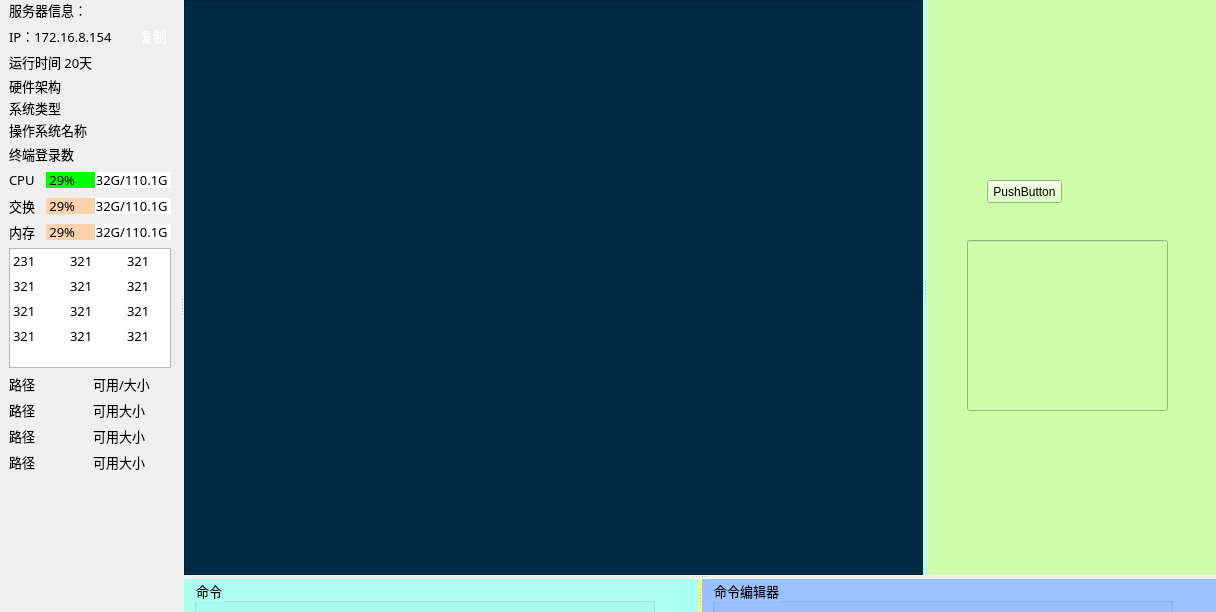
Qt form sshwidget.ui (HuaGouFdog/Fdog-Kit) before a commit.
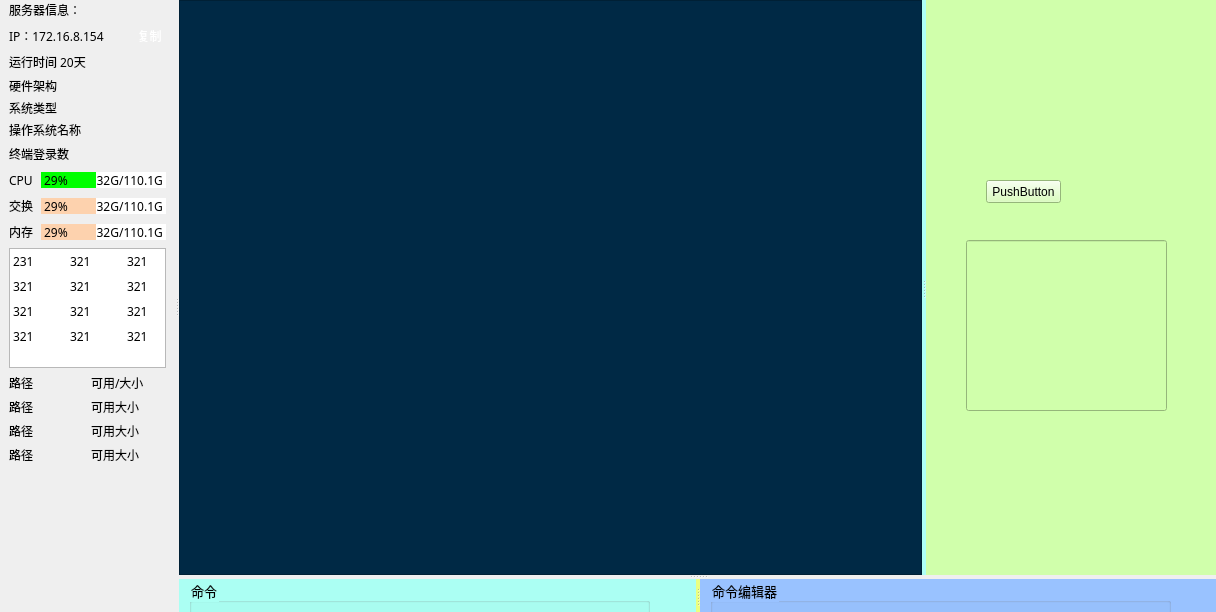
The same form after that commit.

```diff
--- a/sshwidget.ui
+++ b/sshwidget.ui
@@ -37,13 +37,13 @@
      <widget class="QWidget" name="widget" native="true">
       <property name="minimumSize">
        <size>
-        <width>180</width>
+        <width>175</width>
         <height>0</height>
        </size>
       </property>
       <property name="maximumSize">
        <size>
-        <width>180</width>
+        <width>175</width>
         <height>16777215</height>
        </size>
       </property>
@@ -99,7 +99,7 @@
             <property name="font">
              <font>
               <family>OPPOSans B</family>
-              <pointsize>10</pointsize>
+              <pointsize>9</pointsize>
               <stylestrategy>PreferAntialias</stylestrategy>
              </font>
             </property>
@@ -146,7 +146,7 @@
             <property name="font">
              <font>
               <family>OPPOSans B</family>
-              <pointsize>10</pointsize>
+              <pointsize>9</pointsize>
               <stylestrategy>PreferAntialias</stylestrategy>
              </font>
             </property>
@@ -160,7 +160,7 @@
             <property name="font">
              <font>
               <family>OPPOSans B</family>
-              <pointsize>10</pointsize>
+              <pointsize>9</pointsize>
               <stylestrategy>PreferAntialias</stylestrategy>
              </font>
             </property>
@@ -231,7 +231,7 @@
             <property name="font">
              <font>
               <family>OPPOSans B</family>
-              <pointsize>10</pointsize>
+              <pointsize>9</pointsize>
               <stylestrategy>PreferAntialias</stylestrategy>
              </font>
             </property>
@@ -275,7 +275,7 @@
             <property name="font">
              <font>
               <family>OPPOSans B</family>
-              <pointsize>10</pointsize>
+              <pointsize>9</pointsize>
               <stylestrategy>PreferAntialias</stylestrategy>
              </font>
             </property>
@@ -289,7 +289,7 @@
             <property name="font">
              <font>
               <family>OPPOSans B</family>
-              <pointsize>10</pointsize>
+              <pointsize>9</pointsize>
               <stylestrategy>PreferAntialias</stylestrategy>
              </font>
             </property>
@@ -303,7 +303,7 @@
             <property name="font">
              <font>
               <family>OPPOSans B</family>
-              <pointsize>10</pointsize>
+              <pointsize>9</pointsize>
               <stylestrategy>PreferAntialias</stylestrategy>
              </font>
             </property>
@@ -350,7 +350,7 @@
             <property name="font">
              <font>
               <family>OPPOSans B</family>
-              <pointsize>10</pointsize>
+              <pointsize>9</pointsize>
               <stylestrategy>PreferAntialias</stylestrategy>
              </font>
             </property>
@@ -400,7 +400,7 @@
             <property name="font">
              <font>
               <family>OPPOSans B</family>
-              <pointsize>10</pointsize>
+              <pointsize>9</pointsize>
               <stylestrategy>PreferAntialias</stylestrategy>
              </font>
             </property>
@@ -474,7 +474,7 @@
                   <property name="font">
                    <font>
                     <family>OPPOSans B</family>
-                    <pointsize>10</pointsize>
+                    <pointsize>9</pointsize>
                     <stylestrategy>PreferAntialias</stylestrategy>
                    </font>
                   </property>
@@ -522,7 +522,7 @@
                   <property name="font">
                    <font>
                     <family>OPPOSans B</family>
-                    <pointsize>10</pointsize>
+                    <pointsize>9</pointsize>
                     <stylestrategy>PreferAntialias</stylestrategy>
                    </font>
                   </property>
@@ -584,7 +584,7 @@
             <property name="font">
              <font>
               <family>OPPOSans B</family>
-              <pointsize>10</pointsize>
+              <pointsize>9</pointsize>
               <stylestrategy>PreferAntialias</stylestrategy>
              </font>
             </property>
@@ -658,7 +658,7 @@
                   <property name="font">
                    <font>
                     <family>OPPOSans B</family>
-                    <pointsize>10</pointsize>
+                    <pointsize>9</pointsize>
                     <stylestrategy>PreferAntialias</stylestrategy>
                    </font>
                   </property>
@@ -699,7 +699,7 @@
                   <property name="font">
                    <font>
                     <family>OPPOSans B</family>
-                    <pointsize>10</pointsize>
+                    <pointsize>9</pointsize>
                     <stylestrategy>PreferAntialias</stylestrategy>
                    </font>
                   </property>
@@ -761,7 +761,7 @@
             <property name="font">
              <font>
               <family>OPPOSans B</family>
-              <pointsize>10</pointsize>
+              <pointsize>9</pointsize>
               <stylestrategy>PreferAntialias</stylestrategy>
              </font>
             </property>
@@ -835,7 +835,7 @@
                   <property name="font">
                    <font>
                     <family>OPPOSans B</family>
-                    <pointsize>10</pointsize>
+                    <pointsize>9</pointsize>
                     <stylestrategy>PreferAntialias</stylestrategy>
                    </font>
                   </property>
@@ -876,7 +876,7 @@
                   <property name="font">
                    <font>
                     <family>OPPOSans B</family>
-                    <pointsize>10</pointsize>
+                    <pointsize>9</pointsize>
                     <stylestrategy>PreferAntialias</stylestrategy>
                    </font>
                   </property>
@@ -944,7 +944,7 @@
             <property name="font">
              <font>
               <family>OPPOSans B</family>
-              <pointsize>10</pointsize>
+              <pointsize>9</pointsize>
               <stylestrategy>PreferAntialias</stylestrategy>
              </font>
             </property>
@@ -1112,7 +1112,7 @@
             <property name="font">
              <font>
               <family>OPPOSans B</family>
-              <pointsize>10</pointsize>
+              <pointsize>9</pointsize>
               <stylestrategy>PreferAntialias</stylestrategy>
              </font>
             </property>
@@ -1126,7 +1126,7 @@
             <property name="font">
              <font>
               <family>OPPOSans B</family>
-              <pointsize>10</pointsize>
+              <pointsize>9</pointsize>
               <stylestrategy>PreferAntialias</stylestrategy>
              </font>
             </property>
@@ -1140,7 +1140,7 @@
             <property name="font">
              <font>
               <family>OPPOSans B</family>
-              <pointsize>10</pointsize>
+              <pointsize>9</pointsize>
               <stylestrategy>PreferAntialias</stylestrategy>
              </font>
             </property>
@@ -1154,7 +1154,7 @@
             <property name="font">
              <font>
               <family>OPPOSans B</family>
-              <pointsize>10</pointsize>
+              <pointsize>9</pointsize>
               <stylestrategy>PreferAntialias</stylestrategy>
              </font>
             </property>
@@ -1168,7 +1168,7 @@
             <property name="font">
              <font>
               <family>OPPOSans B</family>
-              <pointsize>10</pointsize>
+              <pointsize>9</pointsize>
               <stylestrategy>PreferAntialias</stylestrategy>
              </font>
             </property>
@@ -1182,7 +1182,7 @@
             <property name="font">
              <font>
               <family>OPPOSans B</family>
-              <pointsize>10</pointsize>
+              <pointsize>9</pointsize>
               <stylestrategy>PreferAntialias</stylestrategy>
              </font>
             </property>
@@ -1196,7 +1196,7 @@
             <property name="font">
              <font>
               <family>OPPOSans B</family>
-              <pointsize>10</pointsize>
+              <pointsize>9</pointsize>
               <stylestrategy>PreferAntialias</stylestrategy>
              </font>
             </property>
@@ -1210,7 +1210,7 @@
             <property name="font">
              <font>
               <family>OPPOSans B</family>
-              <pointsize>10</pointsize>
+              <pointsize>9</pointsize>
               <stylestrategy>PreferAntialias</stylestrategy>
              </font>
             </property>
@@ -1320,12 +1320,11 @@
                  </property>
                  <property name="font">
                   <font>
-                   <family>Arial</family>
-                   <pointsize>10</pointsize>
+                   <family>Cascadia Mono,OPPOSans B</family>
+                   <pointsize>12</pointsize>
                    <weight>50</weight>
                    <italic>false</italic>
                    <bold>false</bold>
-                   <stylestrategy>PreferAntialias</stylestrategy>
                   </font>
                  </property>
                  <property name="styleSheet">
@@ -1339,8 +1338,8 @@
                   <string>&lt;!DOCTYPE HTML PUBLIC &quot;-//W3C//DTD HTML 4.0//EN&quot; &quot;http://www.w3.org/TR/REC-html40/strict.dtd&quot;&gt;
 &lt;html&gt;&lt;head&gt;&lt;meta name=&quot;qrichtext&quot; content=&quot;1&quot; /&gt;&lt;style type=&quot;text/css&quot;&gt;
 p, li { white-space: pre-wrap; }
-&lt;/style&gt;&lt;/head&gt;&lt;body style=&quot; font-family:'Arial'; font-size:10pt; font-weight:400; font-style:normal;&quot;&gt;
-&lt;p style=&quot;-qt-paragraph-type:empty; margin-top:0px; margin-bottom:0px; margin-left:0px; margin-right:0px; -qt-block-indent:0; text-indent:0px; font-size:9pt;&quot;&gt;&lt;br /&gt;&lt;/p&gt;&lt;/body&gt;&lt;/html&gt;</string>
+&lt;/style&gt;&lt;/head&gt;&lt;body style=&quot; font-family:'Cascadia Mono,OPPOSans B'; font-size:12pt; font-weight:400; font-style:normal;&quot;&gt;
+&lt;p style=&quot;-qt-paragraph-type:empty; margin-top:0px; margin-bottom:0px; margin-left:0px; margin-right:0px; -qt-block-indent:0; text-indent:0px; font-family:'Cascadia Mono,OPPOSans R';&quot;&gt;&lt;br /&gt;&lt;/p&gt;&lt;/body&gt;&lt;/html&gt;</string>
                  </property>
                  <property name="textInteractionFlags">
                   <set>Qt::LinksAccessibleByKeyboard|Qt::LinksAccessibleByMouse|Qt::TextBrowserInteraction|Qt::TextEditable|Qt::TextEditorInteraction|Qt::TextSelectableByKeyboard|Qt::TextSelectableByMouse</set>
```
Left out of the diff: 3 changed lines with no effect on the pictures.
